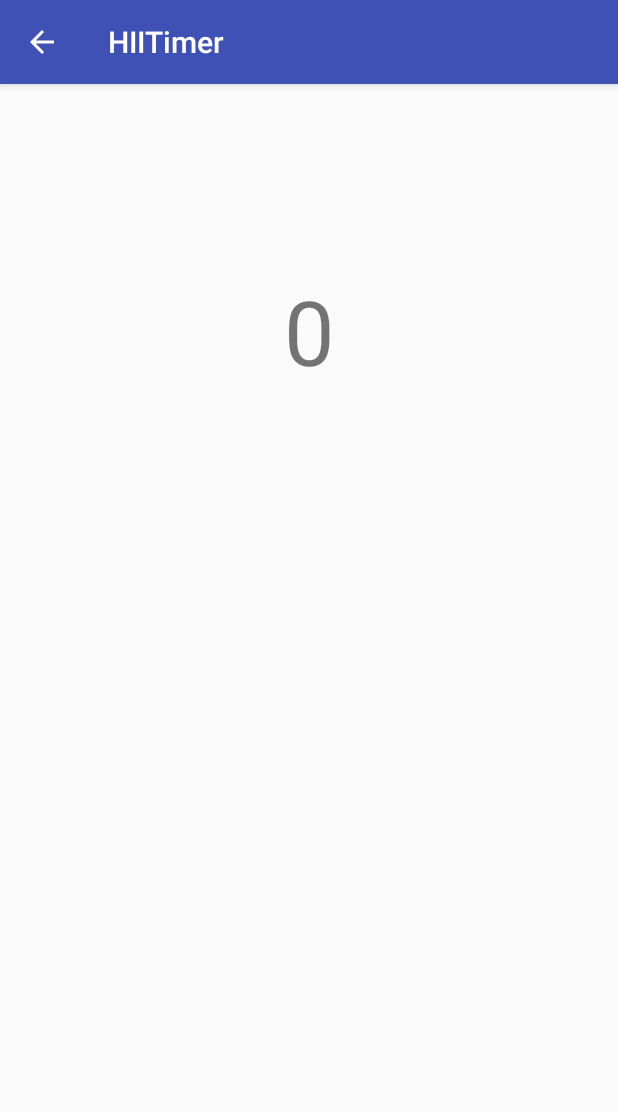
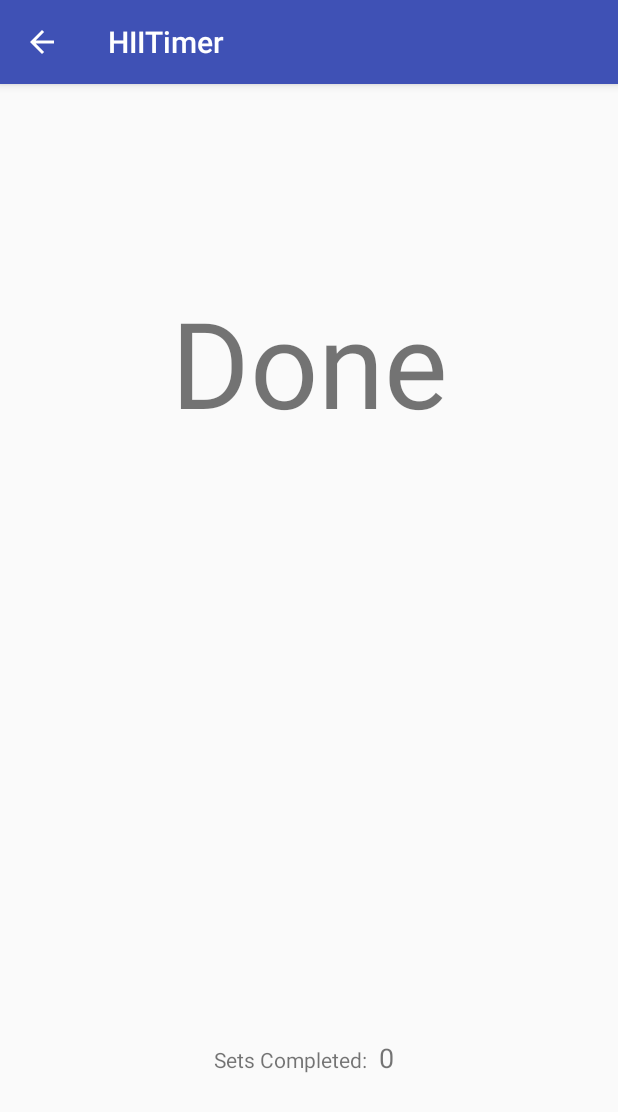
Before and after one commit to nman03/hiit-timer, an Android app: the screen it shows after launch (TimerActivity), after a tap on "START", on a phone screen of 412 x 824 dp. Shown: the top 1112 px of the screen. Run offline under Robolectric (Android 15) with nearby library versions, the phone set to English and light mode, and no system bars.

Commit message:
added set counter, and done message

```diff
--- a/app/src/main/java/com/example/neil/hiitimer/TimerActivity.java
+++ b/app/src/main/java/com/example/neil/hiitimer/TimerActivity.java
@@ -12,7 +12,7 @@ import java.util.TimerTask;
 public class TimerActivity extends AppCompatActivity {
     static int interval, counter;
     static int onDuration, offDuration, numOfSets;
-    static boolean isOn = true;
+    static boolean isOn, isDone;
     static Timer timer;
 
     @Override
@@ -29,17 +29,27 @@ public class TimerActivity extends AppCompatActivity {
         timer = new Timer();
         interval = onDuration;
         counter = 0;
+        isOn = true;
+        isDone = false;
 
         final TextView current = findViewById(R.id.textView);
         current.setText(String.valueOf(interval));
+
+        final TextView setCounter = findViewById(R.id.setCounter);
+        setCounter.setText(String.valueOf(counter));
 
         timer.scheduleAtFixedRate(new TimerTask() {
             public void run() {
                 runOnUiThread(new Runnable() {
                     @Override
                     public void run() {
-                        current.setText(String.valueOf(interval));
                         setInterval();
+
+                        if (isDone) current.setText("Done");
+                        else current.setText(String.valueOf(interval));
+
+                        setCounter.setText(String.valueOf(counter));
+                        interval--;
                     }
                 });
             }
@@ -65,23 +75,25 @@ public class TimerActivity extends AppCompatActivity {
 
     private static final void setInterval() {
         if (counter < numOfSets) {
-            if (interval == 1) {
-                if (isOn) {
-                    interval = offDuration + 1;
-                    isOn = false;
-                }
-                else {
-                    interval = onDuration + 1;
-                    isOn = true;
-                    counter++;
+            if (interval == 0) {
+                if (!isDone) {
+                    if (isOn) {
+                        interval = offDuration;
+                        isOn = false;
+                        counter++;
+                    } else {
+                        interval = onDuration;
+                        isOn = true;
+                    }
                 }
             }
+        }
+        else if (counter == numOfSets){
+            isDone = true;
         }
         else {
             timer.cancel();
             timer.purge();
         }
-
-        interval--;
     }
 }
--- a/app/src/main/res/layout/activity_timer.xml
+++ b/app/src/main/res/layout/activity_timer.xml
@@ -10,11 +10,40 @@
         android:id="@+id/textView"
         android:layout_width="wrap_content"
         android:layout_height="wrap_content"
-        android:layout_marginTop="124dp"
+        android:layout_marginTop="132dp"
         android:text="@string/default_num"
-        android:textSize="60sp"
+        android:textSize="80sp"
         app:layout_constraintEnd_toEndOf="parent"
         app:layout_constraintHorizontal_bias="0.501"
         app:layout_constraintStart_toStartOf="parent"
         app:layout_constraintTop_toTopOf="parent" />
+
+    <TextView
+        android:id="@+id/setCounterName"
+        android:layout_width="wrap_content"
+        android:layout_height="wrap_content"
+        android:layout_marginBottom="108dp"
+        android:layout_marginLeft="24dp"
+        android:layout_marginStart="24dp"
+        android:text="@string/set_counter_name"
+        app:layout_constraintBottom_toBottomOf="parent"
+        app:layout_constraintEnd_toStartOf="@+id/setCounter"
+        app:layout_constraintHorizontal_bias="0.5"
+        app:layout_constraintHorizontal_chainStyle="packed"
+        app:layout_constraintStart_toStartOf="parent" />
+
+    <TextView
+        android:id="@+id/setCounter"
+        android:layout_width="17dp"
+        android:layout_height="26dp"
+        android:layout_marginEnd="24dp"
+        android:layout_marginLeft="8dp"
+        android:layout_marginRight="24dp"
+        android:layout_marginStart="8dp"
+        android:text="@string/default_num"
+        android:textSize="18sp"
+        app:layout_constraintBaseline_toBaselineOf="@+id/setCounterName"
+        app:layout_constraintEnd_toEndOf="parent"
+        app:layout_constraintHorizontal_bias="0.5"
+        app:layout_constraintStart_toEndOf="@+id/setCounterName" />
 </android.support.constraint.ConstraintLayout>
--- a/app/src/main/res/values/strings.xml
+++ b/app/src/main/res/values/strings.xml
@@ -5,4 +5,5 @@
     <string name="default_num">0</string>
     <string name="start_button">START</string>
     <string name="set_name">SETS</string>
+    <string name="set_counter_name">Sets Completed:</string>
 </resources>
```
